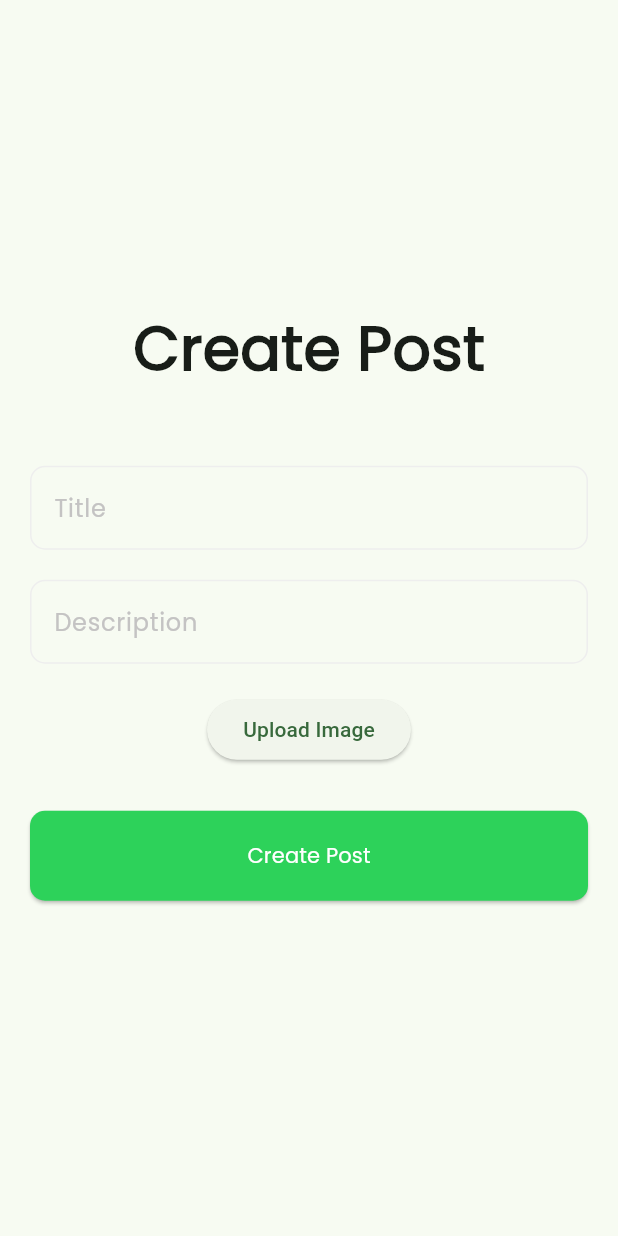
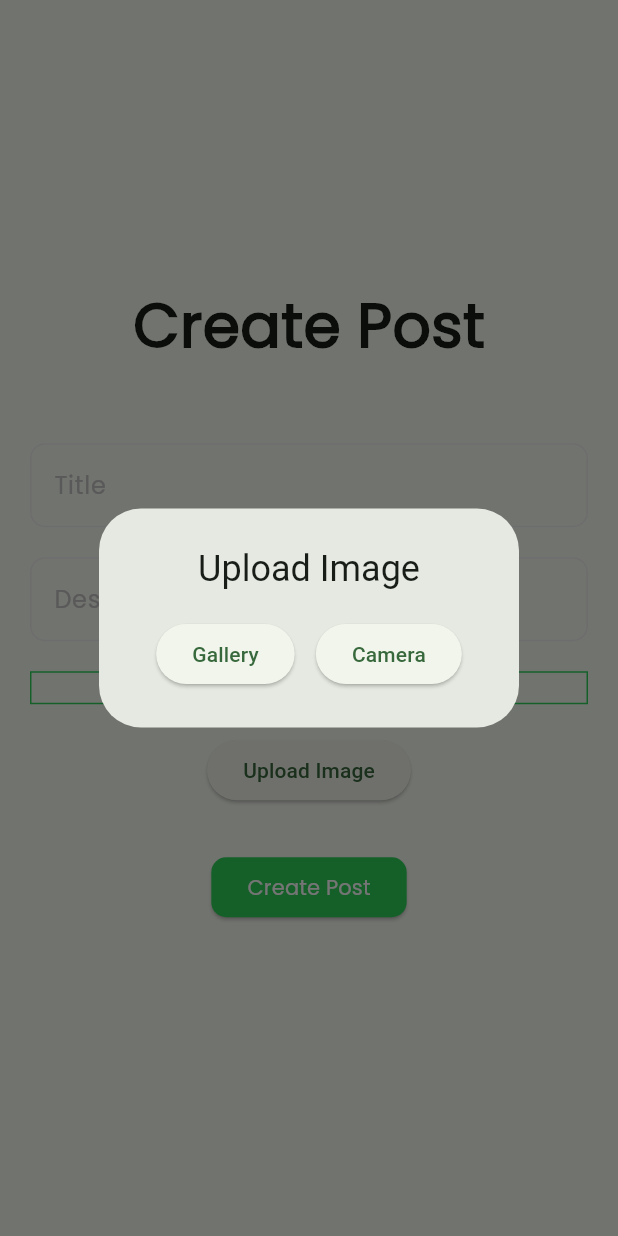
Before and after one commit to bhartiyaanshul/social-media-flutter, a Flutter app: the CreatePost screen opened directly, after a tap on "Upload Image", on a phone screen of 412 x 824 dp. Run offline on Flutter 3.47's test engine with Material 3 defaults, Android fonts, the phone set to English and light mode, and no system bars; our stand-ins replace cloud_firestore, firebase_auth, firebase_core, firebase_storage, get_it, image_picker and 2 more; missing offline and left inert: dart:ffi; accounts and stored records are empty.

Commit message:
create post temeplate created

```diff
--- a/lib/create_post.dart
+++ b/lib/create_post.dart
@@ -1,3 +1,4 @@
+import 'dart:ffi';
 import 'dart:io';
 import 'package:flutter/material.dart';
 import 'package:image_picker/image_picker.dart';
@@ -19,7 +20,7 @@ class _CreatePostState extends State<CreatePost> {
 
   @override
   Widget build(BuildContext context) {
-    uploadImage() async {
+    uploadImageGallary() async {
       final picker = ImagePicker();
       final XFile? image = await picker.pickImage(source: ImageSource.gallery);
 
@@ -30,7 +31,60 @@ class _CreatePostState extends State<CreatePost> {
           _image = File(image.path);
           print(_image);
         }
+        else{
+          print('No image selected.');
+        }
       });
+    }
+
+    uploadImageCamera() async {
+      final picker = ImagePicker();
+      final XFile? image = await picker.pickImage(source: ImageSource.camera);
+
+      String fileName = basename(image!.path);
+
+      setState(() {
+        if (image != null) {
+          _image = File(image.path);
+          print(_image);
+        }
+        else{
+          print('No image selected.');
+        }
+      });
+    }
+
+    uploadImageDialog(){
+      showDialog(
+        context: context,
+        builder: (context) {
+          return AlertDialog(
+            title: const Center(child: Text('Upload Image')),
+            content: SizedBox(
+              height: 50,
+              child: Center(
+                child: Row(
+                  mainAxisAlignment: MainAxisAlignment.spaceEvenly,
+                  children: [
+                    ElevatedButton(
+                      onPressed: () {
+                        uploadImageGallary().then((value) => Navigator.pop(context));
+                      },
+                      child: const Text('Gallery'),
+                    ),
+                    ElevatedButton(
+                      onPressed: () {
+                        uploadImageCamera();
+                      },
+                      child: const Text('Camera'),
+                    )
+                  ],
+                ),
+              ),
+            ),
+          );
+        }
+      );
     }
 
     return Scaffold(
@@ -106,9 +160,23 @@ class _CreatePostState extends State<CreatePost> {
                     const SizedBox(
                       height: 20,
                     ),
+                    Container(
+
+                      decoration: BoxDecoration(
+                        border: Border.all(
+                          color: const Color.fromARGB(255, 45, 210, 90),
+                        ),
+                      ),
+                      child: _image == null
+                          ? const Center(
+                              child: Text('No Image Selected'),
+                            )
+                          : Image.file(_image!),
+                    ),
+                    const SizedBox(height: 20),
                     ElevatedButton(
                       onPressed: () {
-                        uploadImage();
+                        uploadImageDialog();
                       },
                       child: const Text('Upload Image'),
                     ),
@@ -116,7 +184,7 @@ class _CreatePostState extends State<CreatePost> {
                     ElevatedButton(
                       style: ElevatedButton.styleFrom(
                         backgroundColor: const Color.fromARGB(255, 45, 210, 90),
-                        minimumSize: const Size(380, 60),
+                        // minimumSize: const (380, 60),
                         shape: RoundedRectangleBorder(
                           borderRadius: BorderRadius.circular(10),
                         ),
```
